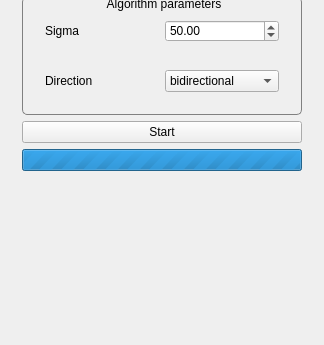
Old version of the form src/internal/GraphcutViewControls.ui in the repository araex/mitk-gem; both pictures show x 0 to 324 and y 199 to 544 of the 324 by 544 pixel window.
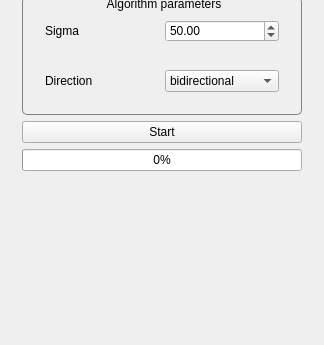
New version of the form. Custom widgets are drawn as their Qt base class.

Diff of the .ui file:
```diff
--- a/src/internal/GraphcutViewControls.ui
+++ b/src/internal/GraphcutViewControls.ui
@@ -224,10 +224,10 @@
        <item>
         <widget class="QProgressBar" name="progressBar">
          <property name="maximum">
-          <number>0</number>
+          <number>100</number>
          </property>
          <property name="value">
-          <number>-1</number>
+          <number>0</number>
          </property>
          <property name="textVisible">
           <bool>true</bool>
```
